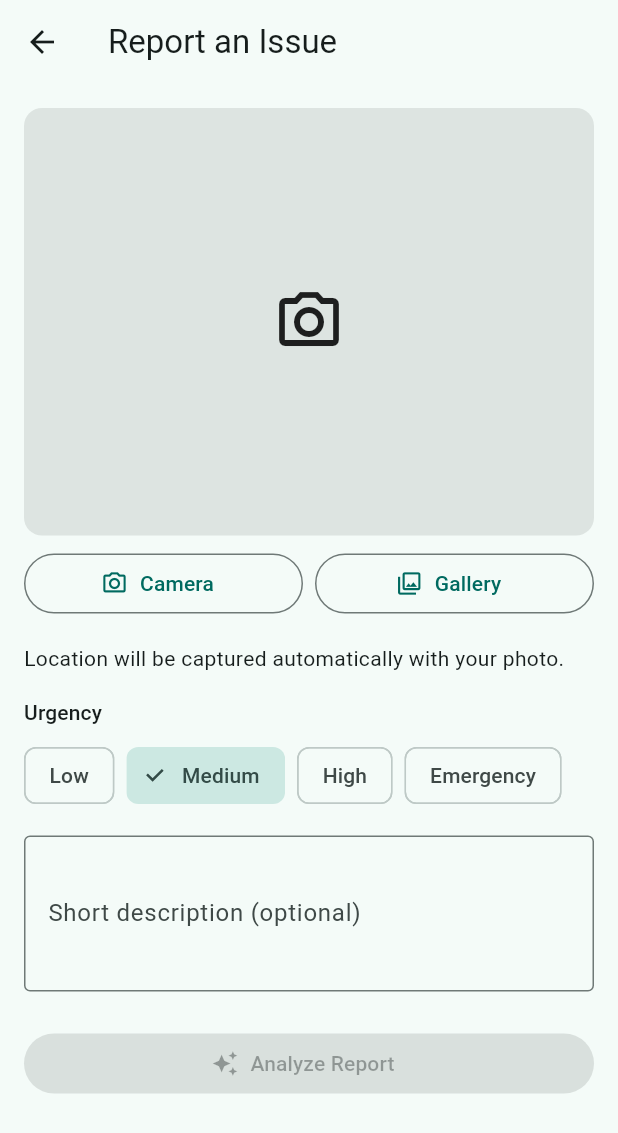
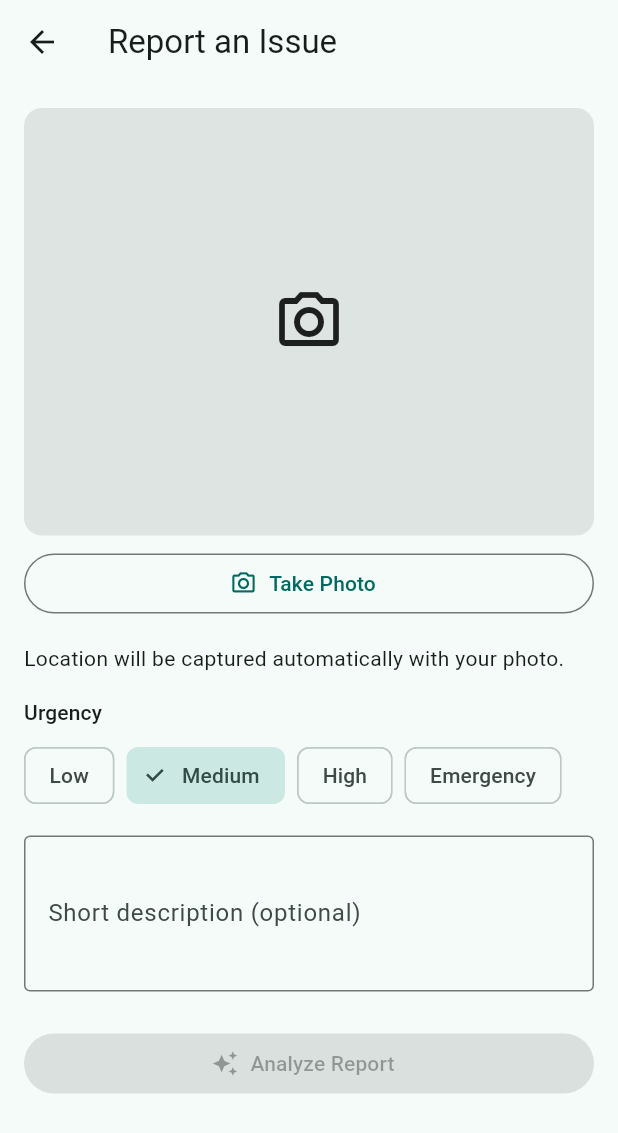
Before and after one commit to nilu-mukherjee/fixmycity, a Flutter app: the CaptureScreen screen opened directly, on a phone screen of 412 x 824 dp. Shown: the top 1133 px of the screen. Run offline on Flutter 3.47's test engine with Material 3 defaults, Android fonts, the phone set to English and light mode, and no system bars; our stand-ins replace geolocator, google_sign_in, image_picker, shared_preferences; accounts and stored records are empty.

Commit message:
Require live camera capture for reports, remove gallery picker
A report's location is tied to where the photo was taken. Letting
citizens pick from the gallery would let an old or unrelated photo
carry the wrong (or a stale) location for the issue being reported.

Co-Authored-By: Claude Sonnet 5 <noreply@anthropic.com>
Claude-Session: https://claude.ai/code/session_01UXj9K19bc8fF8BJ7bc1C1n

```diff
--- a/android_app/lib/screens/capture_screen.dart
+++ b/android_app/lib/screens/capture_screen.dart
@@ -39,10 +39,13 @@ class _CaptureScreenState extends State<CaptureScreen> {
     super.dispose();
   }
 
-  Future<void> _pickPhoto(ImageSource source) async {
+  Future<void> _takePhoto() async {
     try {
       final photo = await _picker.pickImage(
-        source: source,
+        // Camera only, deliberately — a report's location is tied to where
+        // the photo was taken, so a gallery pick (an old photo, or one from
+        // somewhere else entirely) would attach the wrong place to the issue.
+        source: ImageSource.camera,
         maxWidth: 1600,
         imageQuality: 85,
       );
@@ -51,7 +54,7 @@ class _CaptureScreenState extends State<CaptureScreen> {
         _locateDevice();
       }
     } catch (e) {
-      setState(() => _error = 'Could not open camera/gallery: $e');
+      setState(() => _error = 'Could not open camera: $e');
     }
   }
 
@@ -153,11 +156,7 @@ class _CaptureScreenState extends State<CaptureScreen> {
       body: ListView(
         padding: const EdgeInsets.all(16),
         children: [
-          _PhotoPicker(
-            photo: _photo,
-            onCamera: () => _pickPhoto(ImageSource.camera),
-            onGallery: () => _pickPhoto(ImageSource.gallery),
-          ),
+          _PhotoPicker(photo: _photo, onCamera: _takePhoto),
           const SizedBox(height: 16),
           _LocationStatus(position: _position, locating: _locating),
           const SizedBox(height: 16),
@@ -207,15 +206,10 @@ class _CaptureScreenState extends State<CaptureScreen> {
 }
 
 class _PhotoPicker extends StatelessWidget {
-  const _PhotoPicker({
-    required this.photo,
-    required this.onCamera,
-    required this.onGallery,
-  });
+  const _PhotoPicker({required this.photo, required this.onCamera});
 
   final XFile? photo;
   final VoidCallback onCamera;
-  final VoidCallback onGallery;
 
   @override
   Widget build(BuildContext context) {
@@ -237,24 +231,13 @@ class _PhotoPicker extends StatelessWidget {
           ),
         ),
         const SizedBox(height: 8),
-        Row(
-          children: [
-            Expanded(
-              child: OutlinedButton.icon(
-                onPressed: onCamera,
-                icon: const Icon(Icons.camera_alt_outlined),
-                label: const Text('Camera'),
-              ),
-            ),
-            const SizedBox(width: 8),
-            Expanded(
-              child: OutlinedButton.icon(
-                onPressed: onGallery,
-                icon: const Icon(Icons.photo_library_outlined),
-                label: const Text('Gallery'),
-              ),
-            ),
-          ],
+        SizedBox(
+          width: double.infinity,
+          child: OutlinedButton.icon(
+            onPressed: onCamera,
+            icon: const Icon(Icons.camera_alt_outlined),
+            label: Text(photo == null ? 'Take Photo' : 'Retake Photo'),
+          ),
         ),
       ],
     );
```
